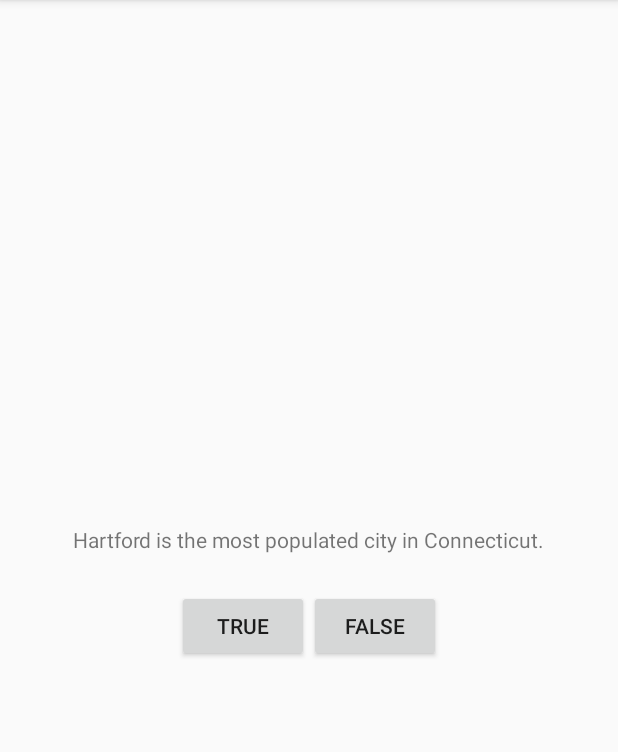
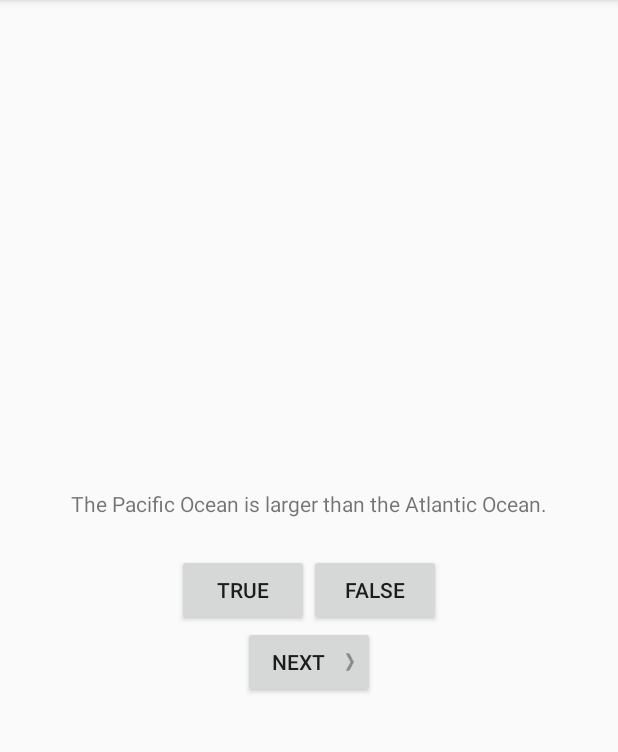
Before and after one commit to syee/mobileComputing, an Android app: the screen it shows after launch (QuizActivity), after a tap on "TRUE", on a phone screen of 412 x 824 dp, the part 84-836 px from its top. Run offline under Robolectric (Android 15) with nearby library versions, the phone set to English and light mode, and no system bars.

Commit message:
GeoQuiz App 2

```diff
--- /dev/null
+++ b/AndroidStudioProjects/GeoQuiz/app/src/main/java/com/bignerdranch/android/geoquiz/Question.java
@@ -0,0 +1,33 @@
+package com.bignerdranch.android.geoquiz;
+
+/**
+ * Created by stevenyee on 9/22/15.
+ */
+public class Question {
+
+    private int mTextResId;
+    private boolean mAnswerTrue;
+
+    public int getTextResId() {
+        return mTextResId;
+    }
+
+    public void setTextResId(int textResId) {
+        mTextResId = textResId;
+    }
+
+    public boolean isAnswerTrue() {
+        return mAnswerTrue;
+    }
+
+    public void setAnswerTrue(boolean answerTrue) {
+        mAnswerTrue = answerTrue;
+    }
+
+    public Question(int textResId, boolean answerTrue){
+        mTextResId = textResId;
+        mAnswerTrue = answerTrue;
+
+    }
+
+}
--- a/AndroidStudioProjects/GeoQuiz/app/src/main/java/com/bignerdranch/android/geoquiz/QuizActivity.java
+++ b/AndroidStudioProjects/GeoQuiz/app/src/main/java/com/bignerdranch/android/geoquiz/QuizActivity.java
@@ -6,35 +6,74 @@ import android.view.Menu;
 import android.view.MenuItem;
 import android.view.View;
 import android.widget.Button;
+import android.widget.TextView;
 import android.widget.Toast;
 
 public class QuizActivity extends AppCompatActivity {
 
     private Button mTrueButton;
     private Button mFalseButton;
+    private Button mNextButton;
+    private TextView mQuestionTextView;
+    private Question[] mQuestionBank = new Question[]{
+            new Question(R.string.question_oceans, true),
+            new Question(R.string.question_mideast, false),
+            new Question(R.string.question_africa, false),
+            new Question(R.string.question_americas, true),
+            new Question(R.string.question_asia, true)
+    };
+    private int mCurrentIndex = 0;
+
+    private void updateQuestion(){
+        int question = mQuestionBank[mCurrentIndex].getTextResId();
+
+        mQuestionTextView.setText(question);
+    }
+
+    private void checkAnswer(boolean userPressedTrue){
+        boolean answerIsTrue = mQuestionBank[mCurrentIndex].isAnswerTrue();
+        int messageResId = 0;
+        if (userPressedTrue == answerIsTrue) {
+            messageResId = R.string.correct_toast;
+        }
+        else{
+            messageResId = R.string.incorrect_toast;
+        }
+        Toast.makeText(this, messageResId, Toast.LENGTH_SHORT).show();
+    }
 
     @Override
     protected void onCreate(Bundle savedInstanceState) {
         super.onCreate(savedInstanceState);
         setContentView(R.layout.activity_quiz);
+        mQuestionTextView = (TextView) findViewById(R.id.question_text_view);
+        updateQuestion();
 
         mTrueButton = (Button)findViewById(R.id.true_button);
         mTrueButton.setOnClickListener(new View.OnClickListener() {
             @Override
             public void onClick(View v) {
-                Toast.makeText(QuizActivity.this,
-                        R.string.incorrect_toast,
-                        Toast.LENGTH_SHORT).show();
+                checkAnswer(true);
             }
         });
+
+        mNextButton = (Button)findViewById(R.id.next_button);
+
+        mNextButton.setOnClickListener(new View.OnClickListener() {
+            @Override
+            public void onClick(View v) {
+                mCurrentIndex = (mCurrentIndex + 1) % mQuestionBank.length;
+                updateQuestion();
+            }
+        });
+
+        updateQuestion();
 
         mFalseButton = (Button)findViewById(R.id.false_button);
         mFalseButton.setOnClickListener(new View.OnClickListener() {
             @Override
             public void onClick(View v) {
-                Toast.makeText(QuizActivity.this,
-                        R.string.correct_toast,
-                        Toast.LENGTH_SHORT).show();
+                checkAnswer(false);
             }
         });
     }
--- a/AndroidStudioProjects/GeoQuiz/app/src/main/res/layout/activity_quiz.xml
+++ b/AndroidStudioProjects/GeoQuiz/app/src/main/res/layout/activity_quiz.xml
@@ -5,10 +5,10 @@
     android:orientation="vertical" >
 
     <TextView
+        android:id="@+id/question_text_view"
         android:layout_width="wrap_content"
         android:layout_height="wrap_content"
-        android:padding="24dp"
-        android:text="@string/question_text" />
+        android:padding="24dp" />
 
     <LinearLayout
         android:layout_width="wrap_content"
@@ -29,5 +29,14 @@
 
     </LinearLayout>
 
+    <Button
+        android:id="@+id/next_button"
+        android:layout_width="wrap_content"
+        android:layout_height="wrap_content"
+        android:text="@string/next_button"
+        android:drawableRight="@drawable/arrow_right"
+        android:drawablePadding="4dp"
+        />
+
 
 </LinearLayout>
--- a/AndroidStudioProjects/GeoQuiz/app/src/main/res/values/strings.xml
+++ b/AndroidStudioProjects/GeoQuiz/app/src/main/res/values/strings.xml
@@ -4,7 +4,16 @@
     <string name="question_text">Hartford is the most populated city in Connecticut.</string>
     <string name="true_button">True</string>
     <string name="false_button">False</string>
+    <string name="next_button">Next</string>
     <string name="correct_toast">Correct!</string>
     <string name="incorrect_toast">Incorrect!</string>
     <string name="menu_settings">Settings</string>
+
+    <string name="question_oceans">The Pacific Ocean is larger than the Atlantic Ocean.</string>
+    <string name="question_mideast">The Suez Canal connects the Red Sea and the Indian Ocean.</string>
+    <string name="question_africa">The source of the Nile River is in Egypt.</string>
+    <string name="question_americas">The Amazon River is the longest river in the Americas.</string>
+    <string name="question_asia">Lake Baikal is the world\'s oldest and deepest freshwater lake.</string>
+
+
 </resources>
```
Also changed, not shown: AndroidStudioProjects/GeoQuiz/app/src/main/res/drawable-hdpi/arrow_left.png (added), AndroidStudioProjects/GeoQuiz/app/src/main/res/drawable-hdpi/arrow_right.png (added), AndroidStudioProjects/GeoQuiz/app/src/main/res/drawable-hdpi/ic_launcher.png (added), AndroidStudioProjects/GeoQuiz/app/src/main/res/drawable-mdpi/arrow_left.png (added), AndroidStudioProjects/GeoQuiz/app/src/main/res/drawable-mdpi/arrow_right.png (added), AndroidStudioProjects/GeoQuiz/app/src/main/res/drawable-mdpi/ic_launcher.png (added), AndroidStudioProjects/GeoQuiz/app/src/main/res/drawable-xhdpi/arrow_left.png (added), AndroidStudioProjects/GeoQuiz/app/src/main/res/drawable-xhdpi/arrow_right.png (added), AndroidStudioProjects/GeoQuiz/app/src/main/res/drawable-xhdpi/ic_launcher.png (added), AndroidStudioProjects/GeoQuiz/app/src/main/res/drawable-xxhdpi/arrow_left.png (added), AndroidStudioProjects/GeoQuiz/app/src/main/res/drawable-xxhdpi/arrow_right.png (added), AndroidStudioProjects/GeoQuiz/app/src/main/res/drawable-xxhdpi/ic_launcher.png (added).
